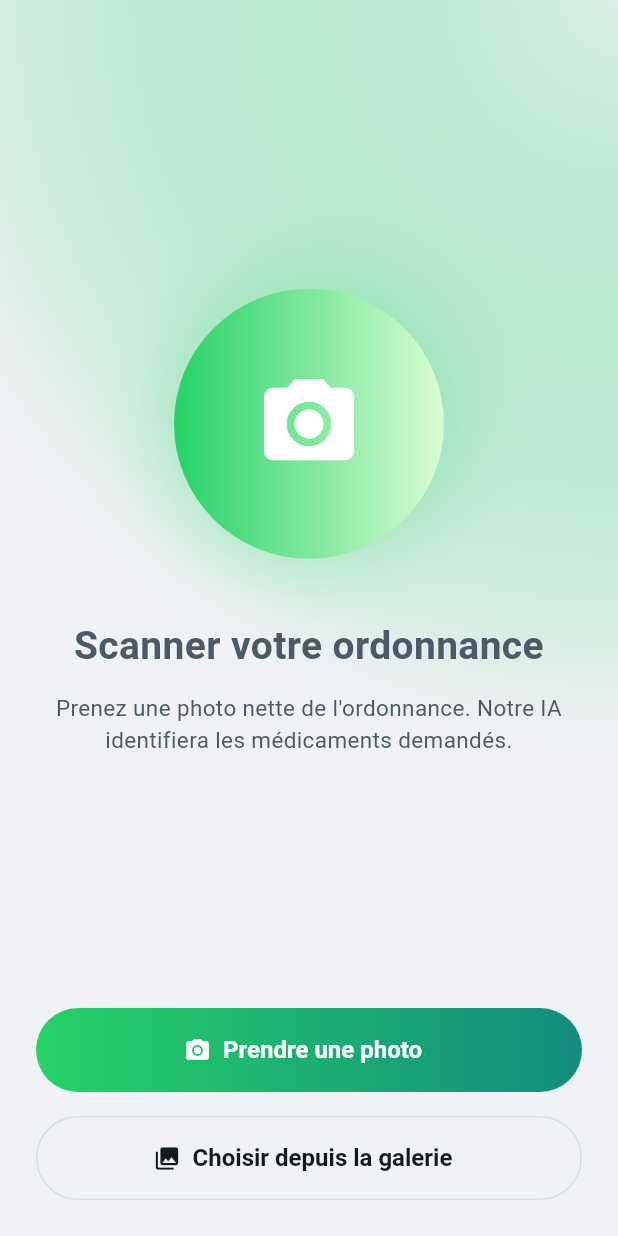
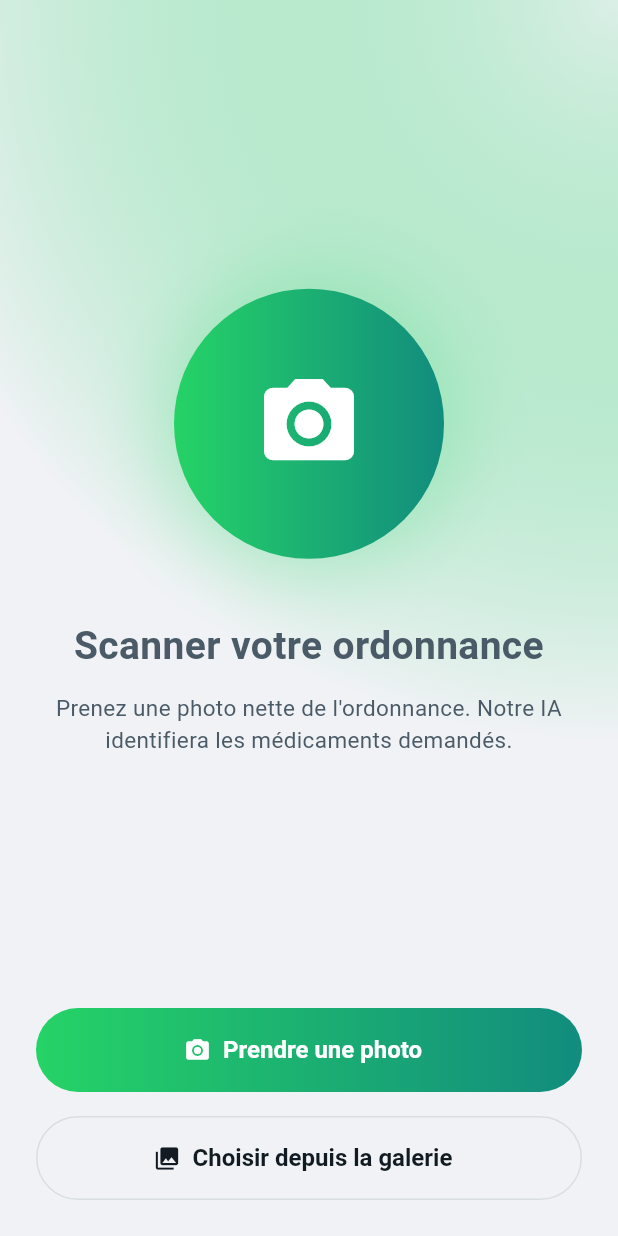
Before and after one commit to mohpython/houss, a Flutter app: the HomeScreen screen opened by its route, after a tap on "Scanner mon ordonnance", on a phone screen of 412 x 824 dp. Run offline on Flutter 3.47's test engine with Material 3 defaults, Android fonts, the phone set to English and light mode, and no system bars; our stand-ins replace app_links, firebase_core, firebase_messaging, flutter_local_notifications, geolocator, go_router and 3 more; accounts and stored records are empty; network calls fail.

Commit message:
fix(apk): accent lisible en mode clair
J'avais mappe AppColors.accent sur la bulle sortante WhatsApp (#D9FDD3) en
mode clair. Or, dans ce code, accent est une couleur de TEXTE et d'icone sur
40 ecrans (icone de selection, onglet actif, libelle) : un vert pale y etait
invisible sur une carte blanche. C'est un fond de bulle, pas un accent.

- accent = #128C7E en clair, #00A884 en sombre.
- onSecondary passe en blanc : accent etant desormais un vert soutenu,
  y poser onPrimary (vert tres sombre en clair) était illisible.
APK release reconstruit (60,1 Mo) sans --dart-define.

```diff
--- a/App-mobile/lib/core/theme/app_colors.dart
+++ b/App-mobile/lib/core/theme/app_colors.dart
@@ -27,8 +27,12 @@ class AppColors {
   static const Color _lPrimary = Color(0xFF25D366);
   /// #128C7E : le vert soutenu, lisible en texte sur fond clair.
   static const Color _lPrimaryDeep = Color(0xFF128C7E);
-  /// #D9FDD3 : la bulle sortante.
-  static const Color _lAccent = Color(0xFFD9FDD3);
+  /// Secondaire lisible : couleur d'icone, d'onglet actif, de libelle.
+  ///
+  /// On ne met PAS ici la bulle sortante #D9FDD3 : dans ce code `accent` est
+  /// une couleur de *texte et d'icone* sur 40 ecrans, pas un fond. Un vert
+  /// pale serait invisible sur une carte blanche.
+  static const Color _lAccent = Color(0xFF128C7E);
 
   static const Color _lTextPrimary = Color(0xFF111B21);
   static const Color _lTextSecondary = Color(0xFF4A5A66);
--- a/App-mobile/lib/core/theme/app_theme.dart
+++ b/App-mobile/lib/core/theme/app_theme.dart
@@ -14,8 +14,10 @@ class AppTheme {
         brightness: brightness,
         primary: AppColors.primary,
         onPrimary: AppColors.onPrimary,
+        // `accent` est un vert soutenu dans les deux themes : le texte pose dessus
+        // est blanc, pas `onPrimary` (qui est vert tres sombre en mode clair).
         secondary: AppColors.accent,
-        onSecondary: AppColors.onPrimary,
+        onSecondary: Colors.white,
         surface: AppColors.surface,
         onSurface: AppColors.textPrimary,
         error: AppColors.danger,
```
Also changed, not shown: 1 other file.
